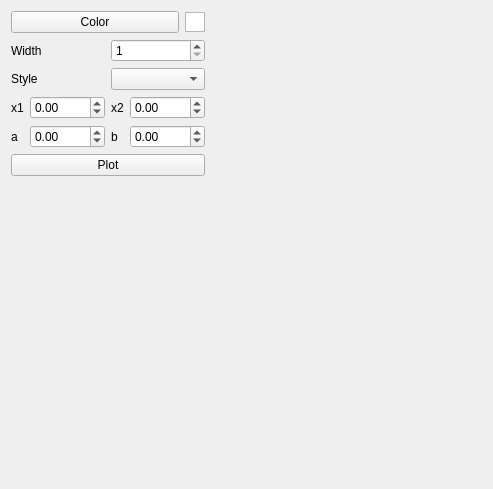
This is 1/src/forms_ui/plot_window.ui in dazzlemon/diit_121-ipz_y2_cg as Qt 5 draws it before an edit. The edited form follows.
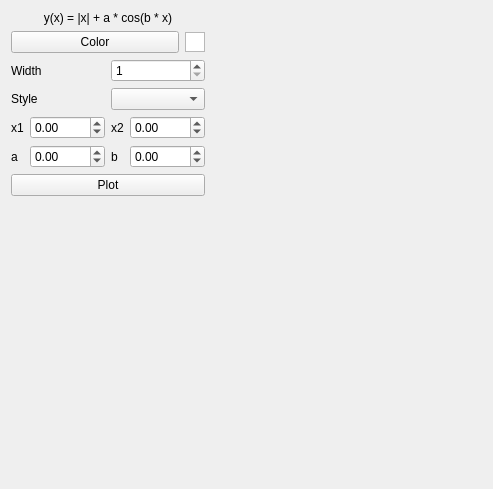
This is the edited form.

Commit message: func formula label

```diff
--- a/1/src/forms_ui/plot_window.ui
+++ b/1/src/forms_ui/plot_window.ui
@@ -35,6 +35,16 @@
    </item>
    <item row="0" column="0">
     <layout class="QVBoxLayout" name="verticalLayout">
+     <item>
+      <widget class="QLabel" name="label_7">
+       <property name="text">
+        <string>y(x) = |x| + a * cos(b * x)</string>
+       </property>
+       <property name="alignment">
+        <set>Qt::AlignCenter</set>
+       </property>
+      </widget>
+     </item>
      <item>
       <layout class="QHBoxLayout" name="horizontalLayout_3">
        <item>
```
The commit also changes 4 other files.
